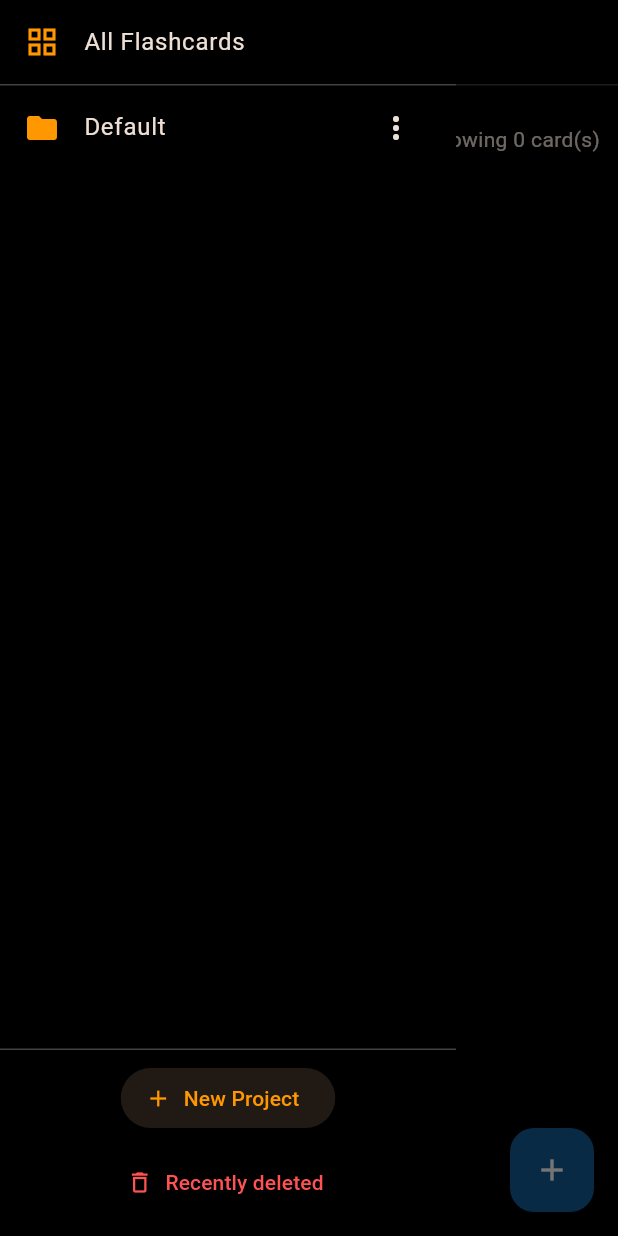
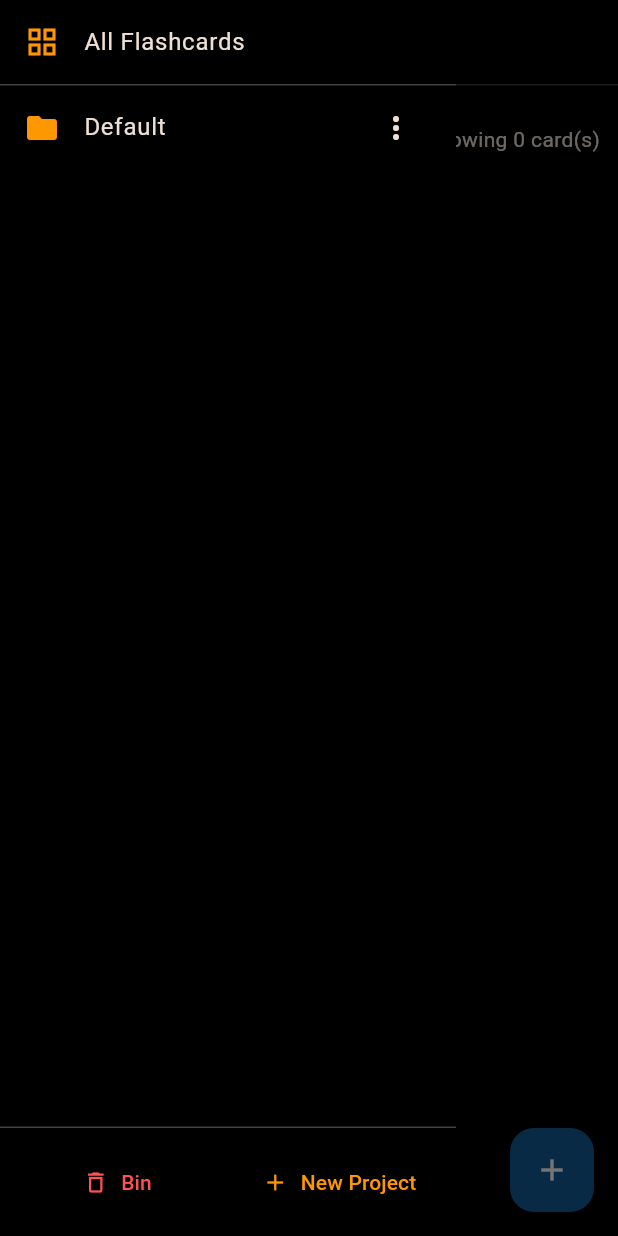
Before and after one commit to TsalemisIasonas/FlashQuanta, a Flutter app: the screen it shows after launch, with the side drawer open, on a phone screen of 412 x 824 dp. Run offline on Flutter 3.47's test engine with Material 3 defaults, Android fonts, the phone set to English and light mode, and no system bars.

```diff
--- a/lib/models/flashcard.dart
+++ b/lib/models/flashcard.dart
@@ -1,4 +1,4 @@
-import 'package:flutter/foundation.dart';
+//import 'package:flutter/foundation.dart';
 
 class Flashcard {
   String id;
--- a/lib/screens/create_flashcard_screen.dart
+++ b/lib/screens/create_flashcard_screen.dart
@@ -1,7 +1,7 @@
 import 'package:flutter/material.dart';
 import 'package:provider/provider.dart';
 import '../providers/project_provider.dart';
-import '../models/project.dart';
+//import '../models/project.dart';
 import '../models/flashcard.dart';
 
 class CreateFlashcardScreen extends StatefulWidget {
--- a/lib/screens/home_screen.dart
+++ b/lib/screens/home_screen.dart
@@ -112,13 +112,36 @@ class HomeScreen extends StatelessWidget {
             ),
             Divider(color: Colors.grey.shade800, height: 1),
             Padding(
-              padding: const EdgeInsets.all(8.0),
-              child: ElevatedButton.icon(
+              padding: const EdgeInsets.symmetric(horizontal: 8.0, vertical: 12.0),
+              child: Row(
+                children: [
+                  Expanded(
+                    child: TextButton.icon(
+                      style: TextButton.styleFrom(
+                        padding: const EdgeInsets.symmetric(vertical: 10),
+                        foregroundColor: Colors.redAccent,
+                      ),
+                      onPressed: () {
+                        Navigator.of(context).push(
+                          MaterialPageRoute(builder: (_) => const RecentlyDeletedScreen()),
+                        );
+                      },
+                      icon: const Icon(Icons.delete_outline),
+                      label: const Text('Bin'),
+                    ),
+                  ),
+                  const SizedBox(width: 8),
+                  Expanded(
+                    child: TextButton.icon(
+                      style: TextButton.styleFrom(
+                        padding: const EdgeInsets.symmetric(vertical: 10),
+                        foregroundColor: colorScheme.primary,
+                      ),
                       icon: const Icon(Icons.add),
                       label: const Text('New Project'),
                       onPressed: () async {
                         final nameController = TextEditingController();
-                  await showDialog(
+                        final createdProjectId = await showDialog<String>(
                           context: context,
                           builder: (ctx) => AlertDialog(
                             backgroundColor: Colors.grey[900],
@@ -136,8 +159,8 @@ class HomeScreen extends StatelessWidget {
                                 onPressed: () async {
                                   final name = nameController.text.trim();
                                   if (name.isNotEmpty) {
-                              await provider.createProject(name);
-                              Navigator.of(ctx).pop();
+                                    final project = await provider.createProject(name);
+                                    Navigator.of(ctx).pop(project.id);
                                   }
                                 },
                                 child: Text('Create', style: TextStyle(color: colorScheme.primary)),
@@ -145,19 +168,16 @@ class HomeScreen extends StatelessWidget {
                             ],
                           ),
                         );
+                        if (createdProjectId != null) {
+                          provider.selectedProjectId = createdProjectId;
+                          Navigator.of(context).pop();
+                        }
                       },
                     ),
                   ),
-            TextButton.icon(
-              onPressed: () {
-                Navigator.of(context).push(
-                  MaterialPageRoute(builder: (_) => const RecentlyDeletedScreen()),
-                );
-              },
-              icon: const Icon(Icons.delete_outline, color: Colors.redAccent),
-              label: const Text('Recently deleted', style: TextStyle(color: Colors.redAccent)),
+                ],
               ),
-            const SizedBox(height: 12),
+            ),
           ],
         ),
       ),
--- a/lib/screens/practice_screen.dart
+++ b/lib/screens/practice_screen.dart
@@ -97,15 +97,13 @@ class _PracticeScreenState extends State<PracticeScreen> with SingleTickerProvid
     return Scaffold(
       appBar: AppBar(
         title: const Text('Practice'),
-        actions: [
-          IconButton(
+        leading: IconButton(
           icon: const Icon(Icons.home),
           onPressed: () {
                 provider.selectedProjectId = null;
                 Navigator.of(context).popUntil((route) => route.isFirst);
           },
         ),
-        ],
         bottom: PreferredSize(
               preferredSize: const Size.fromHeight(1),
           child: Container(
```
Lines whose indentation alone changed are shown as unchanged.
